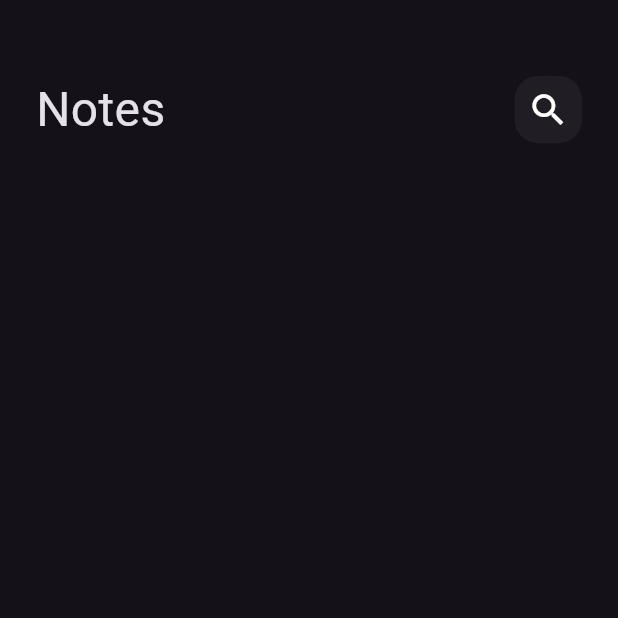
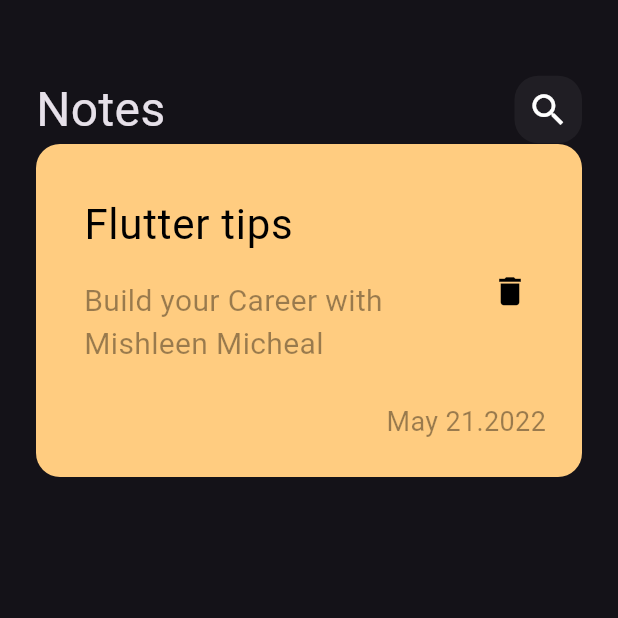
Before and after one commit to mishleen344/Notes_App, a Flutter app: the screen it shows after launch, on a phone screen of 412 x 824 dp, the top half of it. Run offline on Flutter 3.47's test engine with Material 3 defaults, Android fonts, the phone set to English and light mode, and no system bars.

Commit message:
Create Custom Note Item

```diff
--- /dev/null
+++ b/lib/weidget/custom_notes_item.dart
@@ -0,0 +1,49 @@
+
+import 'package:flutter/material.dart';
+class NotesItem extends StatelessWidget {
+  const NotesItem({super.key});
+
+  @override
+  Widget build(BuildContext context) {
+    return Container(
+      decoration: BoxDecoration(
+        color: Color(0xffFFCC80),
+        borderRadius: BorderRadius.circular(16),
+
+      ),
+      child: Padding(
+        padding: const EdgeInsets.only(top: 24,bottom: 24, left: 16),
+        child: Column(
+          crossAxisAlignment: CrossAxisAlignment.end,
+          children: [
+            ListTile(
+              title: const Text("Flutter tips"
+                , style: TextStyle(
+                  color: Colors.black,
+                  fontSize: 28
+                  ,
+                ),),
+              subtitle: Padding(
+                padding: const EdgeInsets.only(top: 16 , bottom: 16),
+                child: Text("Build your Career with Mishleen Micheal"
+                  , style: TextStyle(
+                      color: Colors.black.withOpacity(.4),
+                      fontSize: 20
+                  ),),
+              ),
+              trailing: IconButton( onPressed: (){},icon: const Icon (Icons.delete) , color: Colors.black,iconSize: 25,),
+            ),
+            Padding(
+              padding: const EdgeInsets.only(right:  24),
+              child: Text("May 21.2022"
+                , style: TextStyle(
+                    color: Colors.black.withOpacity(.4),
+                    fontSize: 18
+                ),),
+            ),
+          ],
+        ),
+      ),
+    );
+  }
+}
--- a/lib/weidget/notes_view_body.dart
+++ b/lib/weidget/notes_view_body.dart
@@ -1,19 +1,23 @@
 
 import 'package:flutter/cupertino.dart';
+import 'package:flutter/material.dart';
 
 import 'custom_appbar.dart';
+import 'custom_notes_item.dart';
 
 class NotesViewBody extends StatelessWidget {
   const NotesViewBody({super.key});
 
   @override
   Widget build(BuildContext context) {
-    return Padding(
-      padding: const EdgeInsets.symmetric(horizontal: 24),
+    return const Padding(
+      padding: EdgeInsets.symmetric(horizontal: 24),
       child: Column(
         children: [
           SizedBox(height: 50,),
           CustomAppBar(),
+          NotesItem(),
+
         ],
       ),
     );
```
